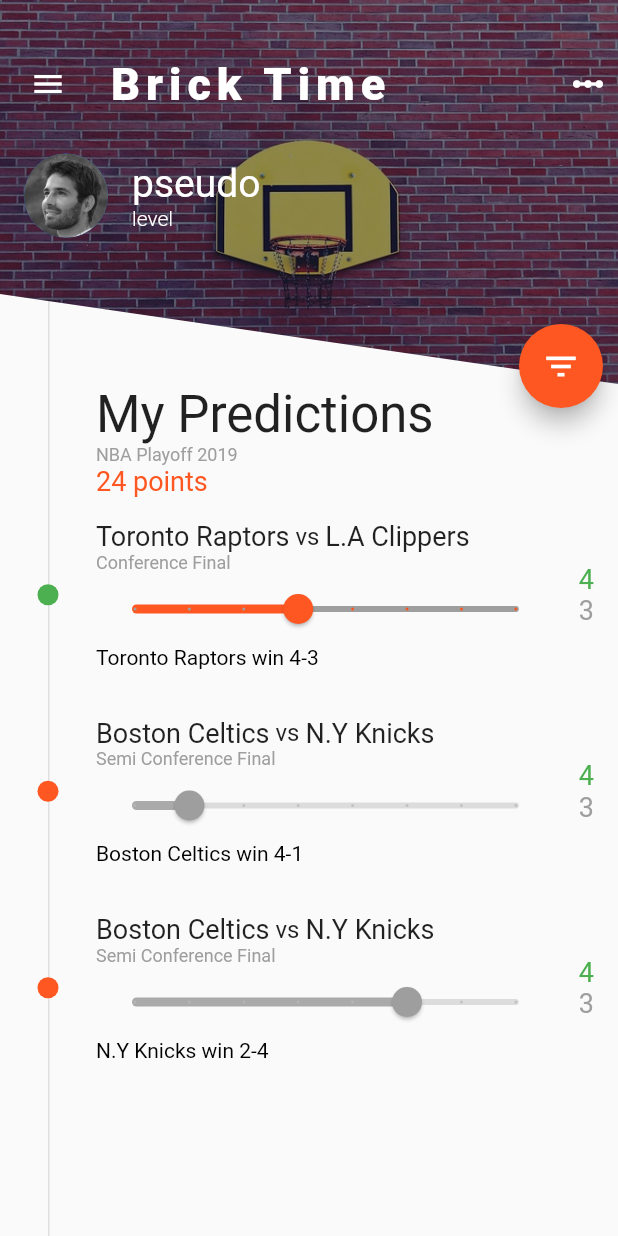
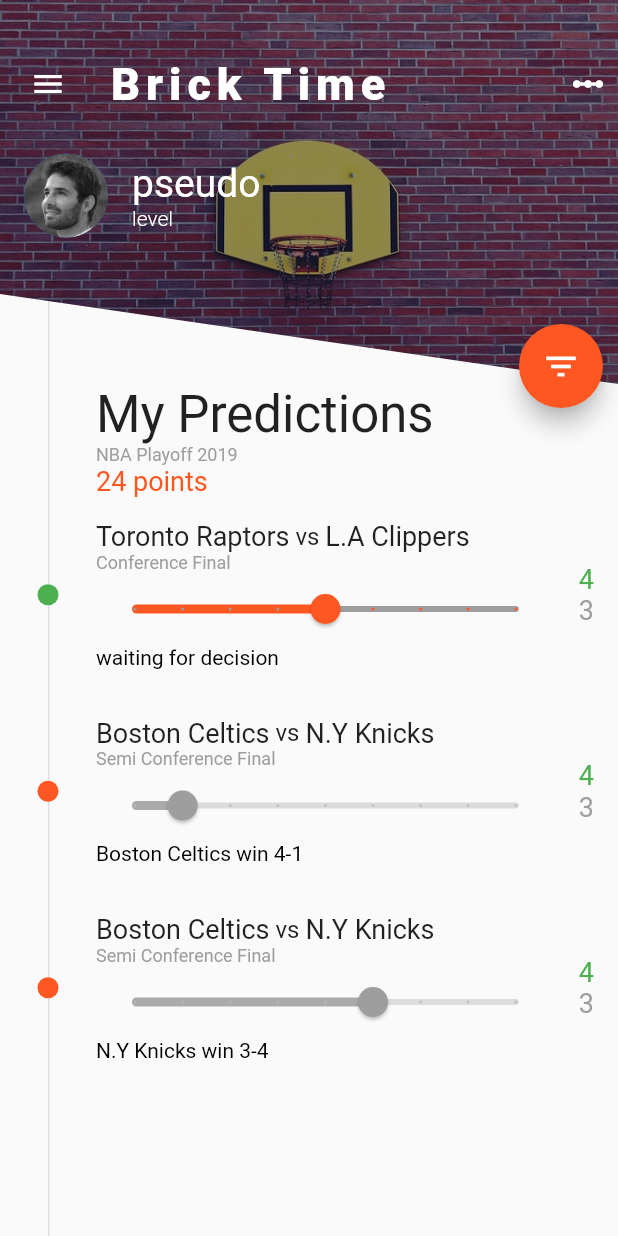
Before and after one commit to Toma4205/bricktime, a Flutter app: the MyPronosticsScreen screen opened directly, after a tap on "Toronto Raptors", on a phone screen of 412 x 824 dp. Run offline on Flutter 3.47's test engine with Material 2 defaults, Android fonts, the phone set to English and light mode, and no system bars; our stand-ins replace firebase_auth, firebase_database, flutter_datetime_picker, google_sign_in; missing offline and left inert: flutter_facebook_login; accounts and stored records are empty; statements that could not run were skipped.

```diff
--- a/lib/dbase/init_database.dart
+++ b/lib/dbase/init_database.dart
@@ -401,4 +401,9 @@ void init_db_constantes(){
       {
         'year_actual_playoff': 2019,
       });
+
+  FirebaseDatabase.instance.reference().child('constantes').update(
+      {
+        'is_competition_in_progress': false,
+      });
 }
--- a/lib/login_screen.dart
+++ b/lib/login_screen.dart
@@ -141,7 +141,7 @@ class _LoginScreenState extends State<LoginScreen>
   @override
   void initState() {
     super.initState();
-
+    //init_db_constantes();
     widget.auth.getCurrentUser().then((user) {
       if (user != null) {
         print('INITSTATE Current user is : '+user.toString());
--- a/lib/model/prono_row.dart
+++ b/lib/model/prono_row.dart
@@ -24,13 +24,15 @@ class PronoRowState extends State<PronoRow>{
       return "4-2";
     }else if(value ==3){
       return "4-3";
-    }else if(value ==4){
+    }else if(value ==4) {
+      return "waiting for decision";
+    }else if(value ==5){
       return "3-4";
-    }else if(value ==5){
+    }else if(value ==6){
       return "2-4";
-    }else if(value ==6){
+    }else if(value ==7){
       return "1-4";
-    }else if(value >=7) {
+    }else if(value >=8) {
       return "0-4";
     }
   }
@@ -96,15 +98,15 @@ class PronoRowState extends State<PronoRow>{
                     new Slider(
                       value: _value,
                       min: 0,
-                      max: 7,
+                      max: 8,
                       activeColor: Colors.deepOrange,
                       inactiveColor: Colors.grey,
                       label: getLabel(_value),
-                      divisions: 7,
+                      divisions: 8,
                       onChanged: widget.prono.date_limit.compareTo(DateTime.now()) < 0 ? null : (value){
                         setState(() {
                           _value = value;
-                          _winnerScore = (value >= 4 ? widget.prono.teamB :  widget.prono.teamA) + " win "+getLabel(value);
+                          _winnerScore = (value > 4 ? widget.prono.teamB+" win " :  (value < 4 ? widget.prono.teamA+" win " : ""))+getLabel(value);
                         });
                       },
                     ),
--- a/lib/screens/admin_screen.dart
+++ b/lib/screens/admin_screen.dart
@@ -93,6 +93,10 @@ class _AdminScreenState extends State<AdminScreen>{
     getTeams('West').then((team){
       teamsW.clear();
       teamsW.addAll(team);
+    });
+
+    isCompetitionInProgress().then((status){
+      _isShowButton = status;
     });
 
     widget.auth.getCurrentUser().then((user){
@@ -410,6 +414,8 @@ class _AdminScreenState extends State<AdminScreen>{
                           if(checkError == null){
                             //FORMULAIRE VALIDE
                             print('OK Launch formulaire rapide');
+                            //initCompetitionModel
+
                           }else{
                            showDialog(
                              context: context,
--- a/pubspec.yaml
+++ b/pubspec.yaml
@@ -36,11 +36,6 @@ dependencies:
   google_sign_in: ^4.0.4
 
   http: ^0.12.0+2
-
-dev_dependencies:
-  flutter_test:
-    sdk: flutter
-
 
 
 # For information on the generic Dart part of this file, see the
```
Also changed, not shown: lib/dbase/constantes_actions.dart (+39 -0 lines), pubspec.lock.
